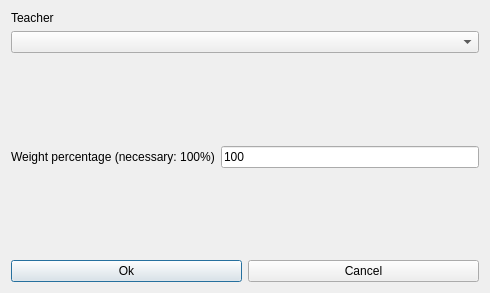
This is fet/src/interface/modifyconstraintteachermaxtwoactivitytagsperdayfromn1n2n3form_template.ui in vonmecheln/fet as Qt 5 draws it before an edit. The edited form follows.
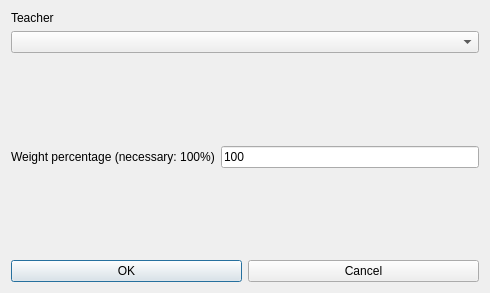
This is the edited form.

Diff of the .ui file:
```diff
--- a/fet/src/interface/modifyconstraintteachermaxtwoactivitytagsperdayfromn1n2n3form_template.ui
+++ b/fet/src/interface/modifyconstraintteachermaxtwoactivitytagsperdayfromn1n2n3form_template.ui
@@ -108,7 +108,7 @@
      <item>
       <widget class="QPushButton" name="okPushButton">
        <property name="text">
-        <string>Ok</string>
+        <string>OK</string>
        </property>
       </widget>
      </item>
```
